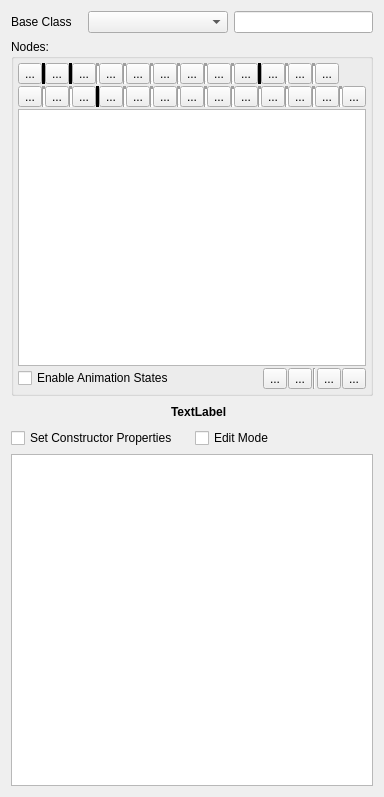
The window that Editor/src/Items/Entity/EntityWidget.ui (GameOverture/HarmonyEngine) describes before a commit, drawn with Qt 5.
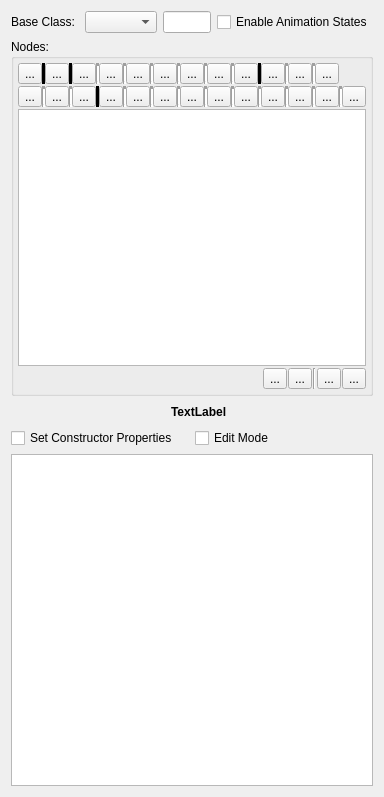
The same window after the commit. Icons and pictures are not drawn. Custom widgets are drawn as their Qt base class.

Commit message: HyLocomotion2d split into HyLocomotionPhys which HyActor2d uses; Edtior's global.h only includes HyStdAfx and HyEngine.h is only included when needed; EntityModel can now properly save when using a fuse item (HyActor); ITEM_ActorMover was added; Lots of warnings fixed

```diff
--- a/Editor/src/Items/Entity/EntityWidget.ui
+++ b/Editor/src/Items/Entity/EntityWidget.ui
@@ -27,7 +27,7 @@
           </sizepolicy>
          </property>
          <property name="text">
-          <string>Base Class   </string>
+          <string>Base Class: </string>
          </property>
         </widget>
        </item>
@@ -44,6 +44,13 @@
        <item>
         <widget class="QLineEdit" name="txtCustomBaseClass"/>
        </item>
+       <item>
+        <widget class="QCheckBox" name="chkEnableAnimStates">
+         <property name="text">
+          <string>Enable Animation States</string>
+         </property>
+        </widget>
+       </item>
       </layout>
      </item>
      <item>
@@ -599,13 +606,6 @@
           <property name="spacing">
            <number>1</number>
           </property>
-          <item>
-           <widget class="QCheckBox" name="chkEnableAnimStates">
-            <property name="text">
-             <string>Enable Animation States</string>
-            </property>
-           </widget>
-          </item>
           <item>
            <spacer name="horizontalSpacer_3">
             <property name="orientation">
```
The commit also changes 59 other files.
